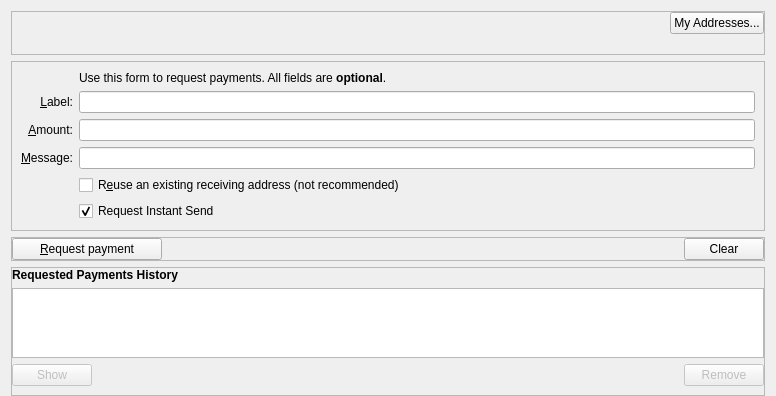
swatchie-1/hilux, file src/qt/forms/receivecoinsdialog.ui: the form before one commit.
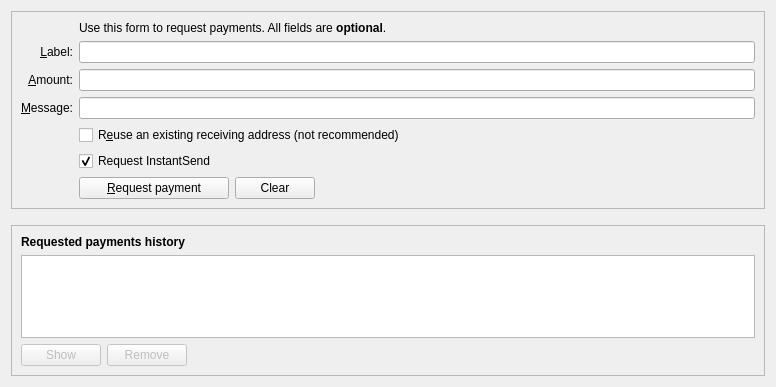
The form after the commit. Custom widgets are drawn as their Qt base class.

Diff of the .ui file:
```diff
--- a/src/qt/forms/receivecoinsdialog.ui
+++ b/src/qt/forms/receivecoinsdialog.ui
@@ -10,74 +10,9 @@
 				<height>387</height>
 			</rect>
 		</property>
-		<layout class="QVBoxLayout" name="verticalLayout" stretch="0,0,0,0,1">
-            <property name="bottomMargin">
-                <number>0</number>
-            </property>
+  <layout class="QVBoxLayout" name="verticalLayout" stretch="0,0,1">
             <item>
-                <widget class="QFrame" name="frameSendTopButton">
-					<property name="sizePolicy">
-						<sizepolicy hsizetype="Expanding" vsizetype="Expanding">
-							<horstretch>0</horstretch>
-							<verstretch>0</verstretch>
-						</sizepolicy>
-					</property>
-					<property name="maximumSize">
-						<size>
-							<width>16777215</width>
-							<height>16777215</height>
-						</size>
-					</property>
-					<property name="frameShape">
-						<enum>QFrame::StyledPanel</enum>
-					</property>
-					<property name="frameShadow">
-						<enum>QFrame::Sunken</enum>
-					</property>
-					<layout class="QHBoxLayout" name="topSendButtons">
-                         <property name="topMargin">
-                            <number>0</number>
-                        </property>
-                        <property name="bottomMargin">
-                            <number>20</number>
-                        </property>
-                        <property name="leftMargin">
-                            <number>0</number>
-                        </property>
-                        <property name="rightMargin">
-                            <number>0</number>
-                        </property>
-                        <item>
-                            <spacer name="horizontalSpacerWalletSecruity">
-                                <property name="orientation">
-                                    <enum>Qt::Horizontal</enum>
-                                </property>
-                                <property name="sizeHint" stdset="0">
-                                    <size>
-                                        <width>40</width>
-                                        <height>1</height>
-                                    </size>
-                                </property>
-                            </spacer>
-                        </item>
-						<item>
-							<widget class="QPushButton" name="receivingAddressesButton">
-								<property name="toolTip">
-									<string>Clear all fields of the form.</string>
-								</property>
-								<property name="text">
-									<string>My Addresses...</string>
-								</property>
-								<property name="autoDefault">
-									<bool>false</bool>
-								</property>
-							</widget>
-						</item>
-					</layout>
-				</widget>
-            </item>
-			<item>
-				<widget class="QFrame" name="frameReceiveForm">
+    <widget class="QFrame" name="frame2">
 					<property name="sizePolicy">
 						<sizepolicy hsizetype="Preferred" vsizetype="Expanding">
 							<horstretch>0</horstretch>
@@ -192,62 +127,8 @@
 										</property>
 									</widget>
 								</item>
-								<item row="8" column="2">
-									<widget class="QCheckBox" name="checkUseInstantSend">
-										<property name="text">
-											<string>Request Instant Send</string>
-										</property>
-										<property name="checked">
-											<bool>true</bool>
-										</property>
-									</widget>
-								</item>
-							</layout>
-						</item>
-					</layout>
-				</widget>
-			</item>
-            <item>
-                <widget class="QFrame" name="frame2">
-					<property name="sizePolicy">
-						<sizepolicy hsizetype="Preferred" vsizetype="Expanding">
-							<horstretch>0</horstretch>
-							<verstretch>0</verstretch>
-						</sizepolicy>
-					</property>
-					<property name="frameShape">
-						<enum>QFrame::StyledPanel</enum>
-					</property>
-					<property name="frameShadow">
-						<enum>QFrame::Sunken</enum>
-					</property>
-					<layout class="QVBoxLayout" name="verticalLayout_3_2">
-                        <property name="leftMargin">
-                            <number>0</number>
-                        </property>
-                        <property name="topMargin">
-                            <number>0</number>
-                        </property>
-                        <property name="rightMargin">
-                            <number>0</number>
-                        </property>
-                        <property name="bottomMargin">
-                            <number>0</number>
-                        </property>
-                    	<item>
+        <item row="9" column="2">
                             <layout class="QHBoxLayout" name="horizontalLayout">
-                                <property name="leftMargin">
-                                    <number>0</number>
-                                </property>
-                                <property name="topMargin">
-                                    <number>0</number>
-                                </property>
-                                <property name="rightMargin">
-                                    <number>0</number>
-                                </property>
-                                <property name="bottomMargin">
-                                    <number>0</number>
-                                </property>
                                 <item>
                                     <widget class="QPushButton" name="receiveButton">
                                         <property name="minimumSize">
@@ -261,19 +142,6 @@
                                         </property>
                                     </widget>
                                 </item>
-                                <item>
-                                    <spacer name="horizontalSpacer">
-                                        <property name="orientation">
-                                            <enum>Qt::Horizontal</enum>
-                                        </property>
-                                        <property name="sizeHint" stdset="0">
-                                            <size>
-                                                <width>40</width>
-                                                <height>20</height>
-                                            </size>
-                                        </property>
-                                    </spacer>
-                                </item>
                                 <item>
                                     <widget class="QPushButton" name="clearButton">
                                         <property name="sizePolicy">
@@ -293,6 +161,38 @@
                                         </property>
                                     </widget>
                                 </item>
+          <item>
+           <spacer name="horizontalSpacer">
+            <property name="orientation">
+             <enum>Qt::Horizontal</enum>
+            </property>
+            <property name="sizeHint" stdset="0">
+             <size>
+              <width>40</width>
+              <height>20</height>
+             </size>
+            </property>
+           </spacer>
+          </item>
+         </layout>
+        </item>
+        <item row="9" column="0">
+         <widget class="QLabel" name="label_7">
+          <property name="text">
+           <string/>
+          </property>
+         </widget>
+        </item>
+        <item row="8" column="2">
+         <widget class="QCheckBox" name="checkUseInstantSend">
+          <property name="text">
+           <string>Request InstantSend</string>
+          </property>
+          <property name="checked">
+           <bool>true</bool>
+          </property>
+         </widget>
+        </item>
                             </layout>
                         </item>
                     </layout>
@@ -326,15 +226,6 @@
 						<enum>QFrame::Raised</enum>
 					</property>
 					<layout class="QVBoxLayout" name="verticalLayout_2">
-                        <property name="leftMargin">
-                            <number>0</number>
-                        </property>
-                        <property name="topMargin">
-                            <number>0</number>
-                        </property>
-                        <property name="rightMargin">
-                            <number>0</number>
-                        </property>
 						<item>
 							<widget class="QLabel" name="labelRequestedPaymentsHistory">
 								<property name="font">
@@ -344,7 +235,7 @@
 									</font>
 								</property>
 								<property name="text">
-									<string>Requested Payments History</string>
+         <string>Requested payments history</string>
 								</property>
 							</widget>
 						</item>
@@ -379,19 +270,6 @@
 										</property>
 									</widget>
 								</item>
-                                <item>
-									<spacer name="horizontalSpacer_2">
-										<property name="orientation">
-											<enum>Qt::Horizontal</enum>
-										</property>
-										<property name="sizeHint" stdset="0">
-											<size>
-												<width>40</width>
-												<height>20</height>
-											</size>
-										</property>
-									</spacer>
-								</item>
 								<item>
 									<widget class="QPushButton" name="removeRequestButton">
 										<property name="enabled">
@@ -408,6 +286,19 @@
 										</property>
 									</widget>
 								</item>
+        <item>
+         <spacer name="horizontalSpacer_2">
+          <property name="orientation">
+           <enum>Qt::Horizontal</enum>
+          </property>
+          <property name="sizeHint" stdset="0">
+           <size>
+            <width>40</width>
+            <height>20</height>
+           </size>
+          </property>
+         </spacer>
+        </item>
 							</layout>
 						</item>
 					</layout>
```
Left out of the diff: 12 changed lines with no effect on the pictures. Lines whose indentation alone changed are shown as unchanged.
